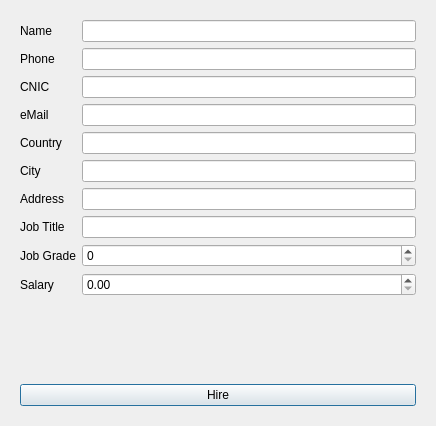
Old version of the form widgets/OrganizationTab/hire.ui in the repository abdulroufsidhu/bms.
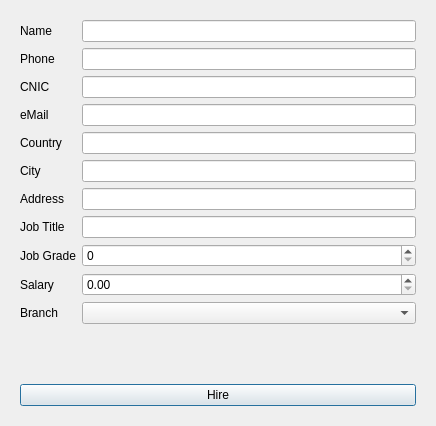
New version of the form.

Commit message: emplyee hire logic written but forgot about employee auth so yet to be implemented

Patch:
```diff
--- a/widgets/OrganizationTab/hire.ui
+++ b/widgets/OrganizationTab/hire.ui
@@ -27,8 +27,8 @@
        <rect>
         <x>0</x>
         <y>0</y>
-        <width>418</width>
-        <height>408</height>
+        <width>404</width>
+        <height>412</height>
        </rect>
       </property>
       <layout class="QGridLayout" name="gridLayout">
@@ -142,6 +142,16 @@
            </property>
           </widget>
          </item>
+         <item row="10" column="1">
+          <widget class="QComboBox" name="cb_branch"/>
+         </item>
+         <item row="10" column="0">
+          <widget class="QLabel" name="label_11">
+           <property name="text">
+            <string>Branch</string>
+           </property>
+          </widget>
+         </item>
         </layout>
        </item>
        <item row="1" column="0">
```
The commit also changes 2 other files.
